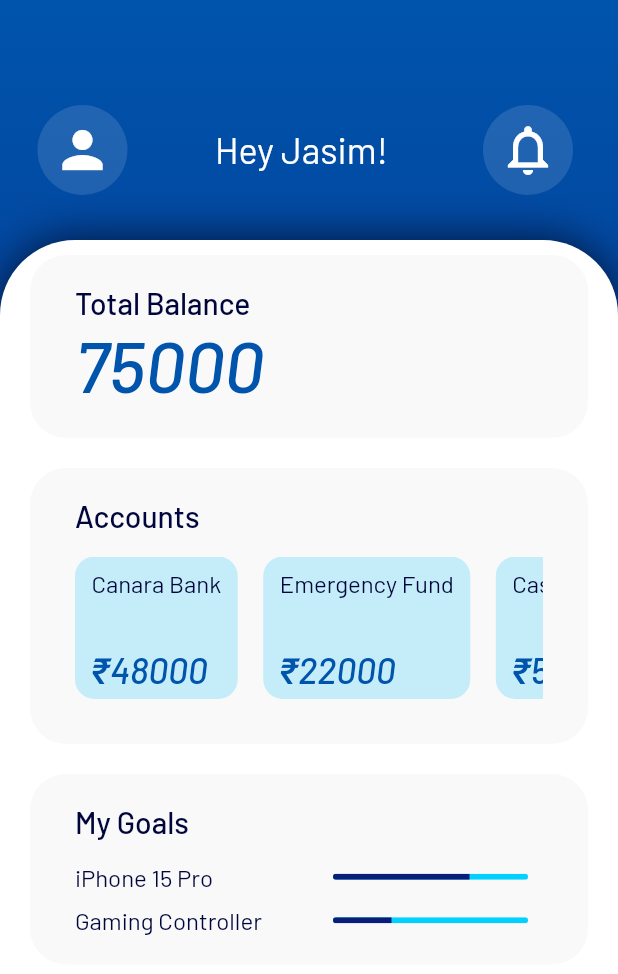
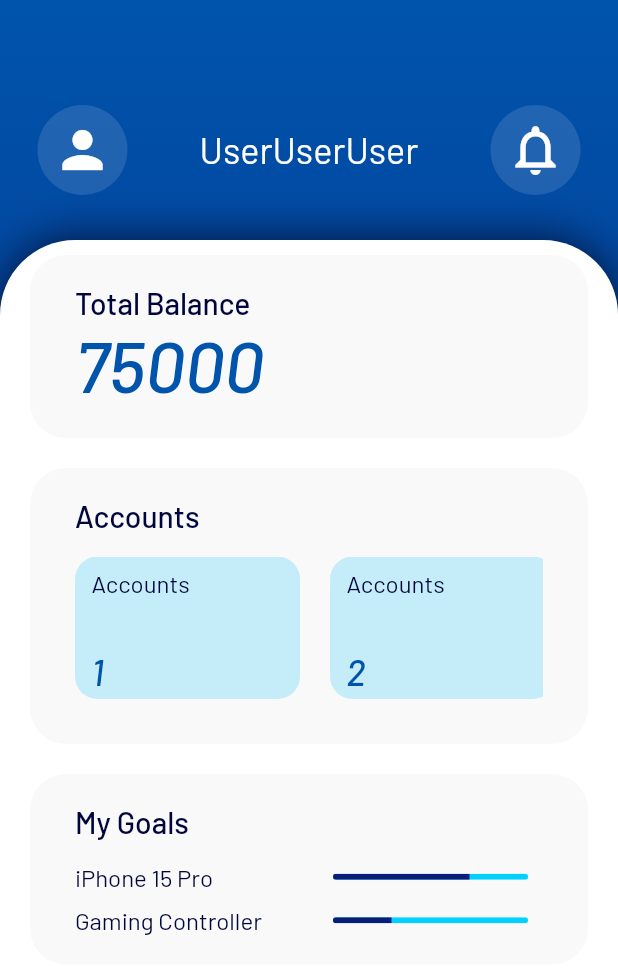
Before and after one commit to jasimrazi/BudgetTracker, a Flutter app: the HomePage screen opened directly, on a phone screen of 412 x 824 dp. Shown: the top 974 px of the screen. Run offline on Flutter 3.47's test engine with Material 2 defaults, Android fonts, the phone set to English and light mode, and no system bars.

Commit message:
Change to ListView Builder

```diff
--- a/btracker/lib/homepage.dart
+++ b/btracker/lib/homepage.dart
@@ -22,7 +22,7 @@ class _HomePageState extends State<HomePage> {
         child: Column(
           children: [
             Container(
-              padding: EdgeInsets.fromLTRB(25, 70, 25, 30),
+              margin: EdgeInsets.fromLTRB(25, 70, 25, 30),
               alignment: Alignment.center,
               child: Row(
                 mainAxisAlignment: MainAxisAlignment.spaceBetween,
@@ -40,10 +40,10 @@ class _HomePageState extends State<HomePage> {
                       color: Colors.white,
                     ),
                   ),
-                  Padding(
-                    padding: EdgeInsets.fromLTRB(15, 0, 15, 0),
+                  Container(
+                    margin: EdgeInsets.fromLTRB(5, 0, 5, 0),
                     child: Text(
-                      'Hey Jasim!',
+                      'UserUserUser',
                       style: TextStyle(
                         fontWeight: FontWeight.w400,
                         fontSize: 24,
@@ -53,7 +53,7 @@ class _HomePageState extends State<HomePage> {
                   ),
                   Container(
                     height: 60,
-                    width: 70,
+                    width: 60,
                     decoration: BoxDecoration(
                       color: Colors.white12,
                       shape: BoxShape.circle,
@@ -84,6 +84,7 @@ class _HomePageState extends State<HomePage> {
                   ),
                 ),
                 child: ListView(
+                  physics: BouncingScrollPhysics(),
                   children: [
                     Container(
                       margin: EdgeInsets.fromLTRB(0, 0, 0, 20),
@@ -138,16 +139,21 @@ class _HomePageState extends State<HomePage> {
                           ),
                           Container(
                             height: 95,
-                            child: ListView(
+                            child: ListView.builder(
+                              itemCount:
+                                  3, // Adjust the number of containers as needed.
                               scrollDirection: Axis.horizontal,
-                              children: [
-                                Container(
-                                  margin: EdgeInsets.fromLTRB(0, 0, 17, 0),
-                                  padding: EdgeInsets.fromLTRB(11, 8, 11, 4),
+                              physics: BouncingScrollPhysics(),
+                              itemBuilder: (BuildContext context, int index) {
+                                return Container(
+                                    width:
+                                        150, // Adjust the width of the containers as needed.
+                                    margin: EdgeInsets.only(right: 20),
+                                    padding: EdgeInsets.fromLTRB(11, 8, 11,
+                                        4), // Adjust spacing between containers.
                                     decoration: BoxDecoration(
                                       color: Color(0xffc5edf9),
-                                    borderRadius:
-                                        BorderRadius.all(Radius.circular(13)),
+                                      borderRadius: BorderRadius.circular(15),
                                     ),
                                     child: Column(
                                       crossAxisAlignment:
@@ -156,7 +162,7 @@ class _HomePageState extends State<HomePage> {
                                           MainAxisAlignment.spaceBetween,
                                       children: [
                                         Text(
-                                        'Canara Bank',
+                                          'Accounts',
                                           style: TextStyle(
                                             fontWeight: FontWeight.w400,
                                             fontSize: 16,
@@ -164,7 +170,7 @@ class _HomePageState extends State<HomePage> {
                                           ),
                                         ),
                                         Text(
-                                        '₹48000',
+                                          '${index + 1}',
                                           style: TextStyle(
                                             fontWeight: FontWeight.w500,
                                             fontSize: 24,
@@ -173,111 +179,8 @@ class _HomePageState extends State<HomePage> {
                                           ),
                                         ),
                                       ],
-                                  ),
-                                ),
-                                Container(
-                                  margin: EdgeInsets.fromLTRB(0, 0, 17, 0),
-                                  padding: EdgeInsets.fromLTRB(11, 8, 11, 4),
-                                  decoration: BoxDecoration(
-                                    color: Color(0xffc5edf9),
-                                    borderRadius:
-                                        BorderRadius.all(Radius.circular(13)),
-                                  ),
-                                  child: Column(
-                                    crossAxisAlignment:
-                                        CrossAxisAlignment.start,
-                                    mainAxisAlignment:
-                                        MainAxisAlignment.spaceBetween,
-                                    children: [
-                                      Text(
-                                        'Emergency Fund',
-                                        style: TextStyle(
-                                          fontWeight: FontWeight.w400,
-                                          fontSize: 16,
-                                          color: Color(0xff00063B),
-                                        ),
-                                      ),
-                                      Text(
-                                        '₹22000',
-                                        style: TextStyle(
-                                          fontWeight: FontWeight.w500,
-                                          fontSize: 24,
-                                          color: Color(0xff0054AC),
-                                          fontStyle: FontStyle.italic,
-                                        ),
-                                      ),
-                                    ],
-                                  ),
-                                ),
-                                Container(
-                                  margin: EdgeInsets.fromLTRB(0, 0, 17, 0),
-                                  padding: EdgeInsets.fromLTRB(11, 8, 11, 4),
-                                  decoration: BoxDecoration(
-                                    color: Color(0xffc5edf9),
-                                    borderRadius:
-                                        BorderRadius.all(Radius.circular(13)),
-                                  ),
-                                  child: Column(
-                                    crossAxisAlignment:
-                                        CrossAxisAlignment.start,
-                                    mainAxisAlignment:
-                                        MainAxisAlignment.spaceBetween,
-                                    children: [
-                                      Text(
-                                        'Cash',
-                                        style: TextStyle(
-                                          fontWeight: FontWeight.w400,
-                                          fontSize: 16,
-                                          color: Color(0xff00063B),
-                                        ),
-                                      ),
-                                      Text(
-                                        '₹5000',
-                                        style: TextStyle(
-                                          fontWeight: FontWeight.w500,
-                                          fontSize: 24,
-                                          color: Color(0xff0054AC),
-                                          fontStyle: FontStyle.italic,
-                                        ),
-                                      ),
-                                    ],
-                                  ),
-                                ),
-                                Container(
-                                  margin: EdgeInsets.fromLTRB(0, 0, 17, 0),
-                                  padding: EdgeInsets.fromLTRB(11, 8, 11, 4),
-                                  decoration: BoxDecoration(
-                                    color: Color(0xffc5edf9),
-                                    borderRadius:
-                                        BorderRadius.all(Radius.circular(13)),
-                                  ),
-                                  child: Column(
-                                    crossAxisAlignment:
-                                        CrossAxisAlignment.start,
-                                    mainAxisAlignment:
-                                        MainAxisAlignment.spaceBetween,
-                                    children: [
-                                      Text(
-                                        'Federal bank',
-                                        style: TextStyle(
-                                          fontWeight: FontWeight.w400,
-                                          fontSize: 16,
-                                          color: Color(0xff00063B),
-                                        ),
-                                      ),
-                                      Text(
-                                        '₹17000',
-                                        style: TextStyle(
-                                          fontWeight: FontWeight.w500,
-                                          fontSize: 24,
-                                          color: Color(0xff0054AC),
-                                          fontStyle: FontStyle.italic,
-                                        ),
-                                      ),
-                                    ],
-                                  ),
-                                ),
-                              ],
+                                    ));
+                              },
                             ),
                           )
                         ],
```
Lines whose indentation alone changed are shown as unchanged.
